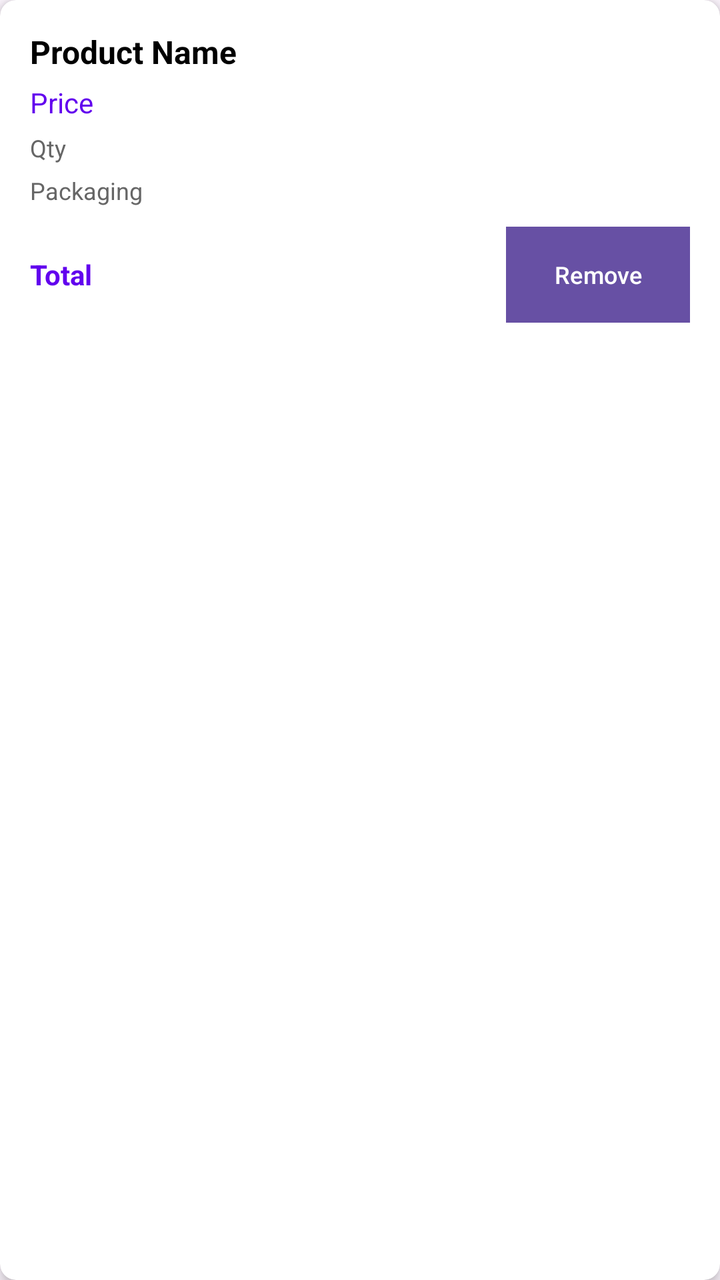
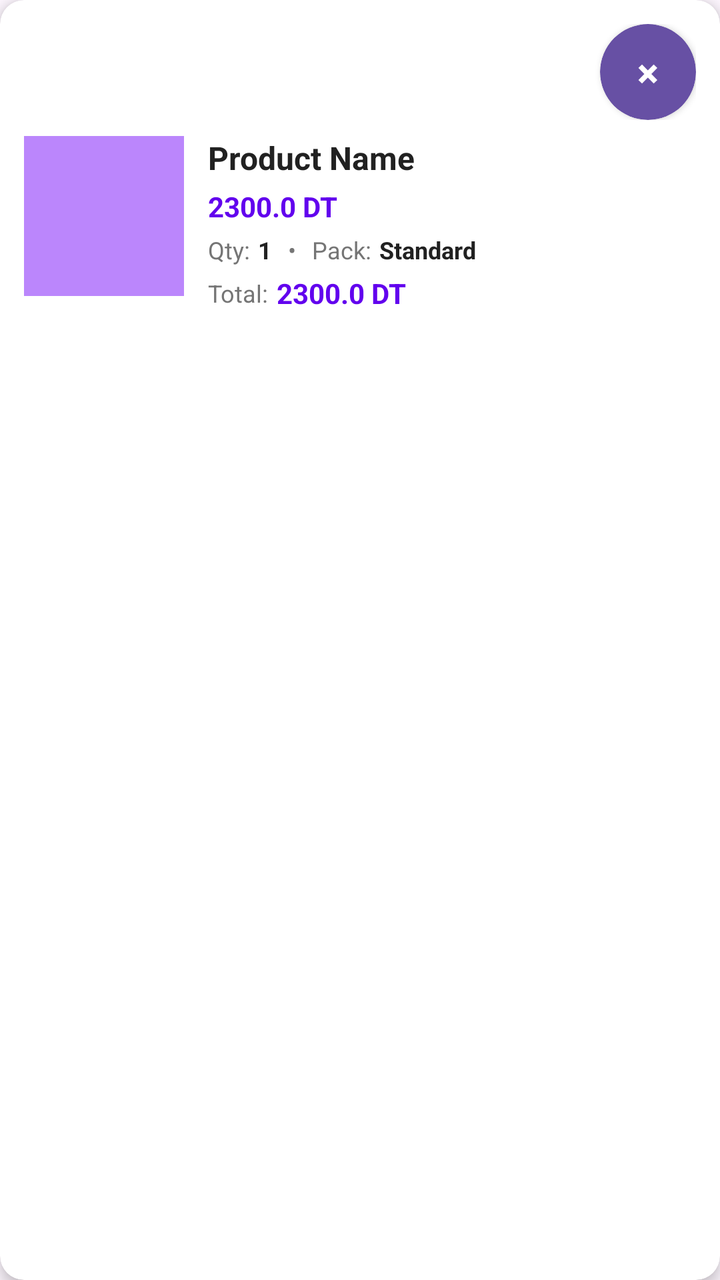

Screens rendered from an Android XML layout before and after an edit, with the pre-edit source and the edit as a unified diff.
<!-- AndroidManifest.xml: application theme Theme.Computershop -->
<!-- res/layout/item_cart.xml -->
<?xml version="1.0" encoding="utf-8"?>
<androidx.cardview.widget.CardView xmlns:android="http://schemas.android.com/apk/res/android"
    xmlns:app="http://schemas.android.com/apk/res-auto"
    android:layout_width="match_parent"
    android:layout_height="wrap_content"
    android:layout_margin="8dp"
    app:cardElevation="4dp"
    app:cardCornerRadius="8dp">

    <LinearLayout
        android:layout_width="match_parent"
        android:layout_height="wrap_content"
        android:orientation="vertical"
        android:padding="15dp">

        <TextView
            android:id="@+id/productName"
            android:layout_width="match_parent"
            android:layout_height="wrap_content"
            android:text="Product Name"
            android:textSize="16sp"
            android:textStyle="bold"
            android:textColor="#000000"
            android:layout_marginBottom="5dp" />

        <TextView
            android:id="@+id/productPrice"
            android:layout_width="match_parent"
            android:layout_height="wrap_content"
            android:text="Price"
            android:textSize="14sp"
            android:textColor="#FF6200EE"
            android:layout_marginBottom="5dp" />

        <TextView
            android:id="@+id/quantity"
            android:layout_width="match_parent"
            android:layout_height="wrap_content"
            android:text="Qty"
            android:textSize="12sp"
            android:textColor="#666666"
            android:layout_marginBottom="5dp" />

        <TextView
            android:id="@+id/packaging"
            android:layout_width="match_parent"
            android:layout_height="wrap_content"
            android:text="Packaging"
            android:textSize="12sp"
            android:textColor="#666666"
            android:layout_marginBottom="10dp" />

        <LinearLayout
            android:layout_width="match_parent"
            android:layout_height="wrap_content"
            android:orientation="horizontal"
            android:gravity="center_vertical">

            <TextView
                android:id="@+id/total"
                android:layout_width="0dp"
                android:layout_height="wrap_content"
                android:layout_weight="1"
                android:text="Total"
                android:textSize="14sp"
                android:textStyle="bold"
                android:textColor="#FF6200EE" />

            <Button
                android:id="@+id/removeBtn"
                android:layout_width="wrap_content"
                android:layout_height="wrap_content"
                android:text="Remove"
                android:background="#FFFF6B6B"
                android:textColor="@android:color/white"
                android:textSize="12sp" />
        </LinearLayout>

    </LinearLayout>

</androidx.cardview.widget.CardView>
<!-- resources referenced by this layout -->
<resources>
  <style name="Theme.Computershop" parent="Base.Theme.Computershop" />
  <style name="Base.Theme.Computershop" parent="Theme.Material3.DayNight.NoActionBar">
          
          
      </style>
</resources>

<!-- the commit's change to res/layout/item_cart.xml (unified diff, before → after) -->
@@ -1,79 +1,185 @@
 <?xml version="1.0" encoding="utf-8"?>
-<androidx.cardview.widget.CardView xmlns:android="http://schemas.android.com/apk/res/android"
+<androidx.cardview.widget.CardView
+    xmlns:android="http://schemas.android.com/apk/res/android"
     xmlns:app="http://schemas.android.com/apk/res-auto"
     android:layout_width="match_parent"
     android:layout_height="wrap_content"
     android:layout_margin="8dp"
     app:cardElevation="4dp"
-    app:cardCornerRadius="8dp">
+    app:cardCornerRadius="12dp">
 
     <LinearLayout
         android:layout_width="match_parent"
         android:layout_height="wrap_content"
         android:orientation="vertical"
-        android:padding="15dp">
+        android:padding="12dp">
 
-        <TextView
-            android:id="@+id/productName"
-            android:layout_width="match_parent"
-            android:layout_height="wrap_content"
-            android:text="Product Name"
-            android:textSize="16sp"
-            android:textStyle="bold"
-            android:textColor="#000000"
-            android:layout_marginBottom="5dp" />
-
-        <TextView
-            android:id="@+id/productPrice"
-            android:layout_width="match_parent"
-            android:layout_height="wrap_content"
-            android:text="Price"
-            android:textSize="14sp"
-            android:textColor="#FF6200EE"
-            android:layout_marginBottom="5dp" />
-
-        <TextView
-            android:id="@+id/quantity"
-            android:layout_width="match_parent"
-            android:layout_height="wrap_content"
-            android:text="Qty"
-            android:textSize="12sp"
-            android:textColor="#666666"
-            android:layout_marginBottom="5dp" />
-
-        <TextView
-            android:id="@+id/packaging"
-            android:layout_width="match_parent"
-            android:layout_height="wrap_content"
-            android:text="Packaging"
-            android:textSize="12sp"
-            android:textColor="#666666"
-            android:layout_marginBottom="10dp" />
-
+        
         <LinearLayout
             android:layout_width="match_parent"
             android:layout_height="wrap_content"
             android:orientation="horizontal"
-            android:gravity="center_vertical">
+            android:gravity="center_vertical"
+            android:layout_marginBottom="8dp">
 
-            <TextView
-                android:id="@+id/total"
+            
+            <View
+                android:layout_width="0dp"
+                android:layout_height="0dp"
+                android:layout_weight="1" />
+
+            
+            <androidx.cardview.widget.CardView
+                android:layout_width="48dp"
+                android:layout_height="48dp"
+                app:cardCornerRadius="24dp"
+                app:cardElevation="2dp"
+                android:background="@drawable/circle_background_red">
+
+                
+                <Button
+                    android:id="@+id/removeBtn"
+                    android:layout_width="48dp"
+                    android:layout_height="48dp"
+                    android:text="×"
+                    android:textSize="20sp"
+                    android:textStyle="bold"
+                    android:background="@drawable/circle_background_red"
+                    android:textColor="@android:color/white"
+                    android:padding="0dp"
+                    android:gravity="center" />
+
+            </androidx.cardview.widget.CardView>
+
+        </LinearLayout>
+
+        
+        <LinearLayout
+            android:layout_width="match_parent"
+            android:layout_height="wrap_content"
+            android:orientation="horizontal">
+
+            
+            <ImageView
+                android:id="@+id/productImage"
+                android:layout_width="80dp"
+                android:layout_height="80dp"
+                android:scaleType="centerCrop"
+                android:src="@drawable/image_placeholder"
+                android:background="@color/primary_light"
+                android:contentDescription="Product image"
+                android:layout_marginEnd="12dp" />
+
+            
+            <LinearLayout
                 android:layout_width="0dp"
                 android:layout_height="wrap_content"
                 android:layout_weight="1"
-                android:text="Total"
-                android:textSize="14sp"
-                android:textStyle="bold"
-                android:textColor="#FF6200EE" />
+                android:orientation="vertical">
 
-            <Button
-                android:id="@+id/removeBtn"
-                android:layout_width="wrap_content"
-                android:layout_height="wrap_content"
-                android:text="Remove"
-                android:background="#FFFF6B6B"
-                android:textColor="@android:color/white"
-                android:textSize="12sp" />
+                <TextView
+                    android:id="@+id/productName"
+                    android:layout_width="match_parent"
+                    android:layout_height="wrap_content"
+                    android:text="Product Name"
+                    android:textSize="16sp"
+                    android:textStyle="bold"
+                    android:textColor="@color/text_primary"
+                    android:maxLines="2"
+                    android:ellipsize="end"
+                    android:layout_marginBottom="4dp" />
+
+                <TextView
+                    android:id="@+id/productPrice"
+                    android:layout_width="match_parent"
+                    android:layout_height="wrap_content"
+                    android:text="2300.0 DT"
+                    android:textSize="14sp"
+                    android:textStyle="bold"
+                    android:textColor="@color/primary"
+                    android:layout_marginBottom="4dp" />
+
+                <LinearLayout
+                    android:layout_width="match_parent"
+                    android:layout_height="wrap_content"
+                    android:orientation="horizontal"
+                    android:gravity="center_vertical"
+                    android:layout_marginBottom="4dp">
+
+                    <TextView
+                        android:layout_width="wrap_content"
+                        android:layout_height="wrap_content"
+                        android:text="Qty:"
+                        android:textSize="12sp"
+                        android:textColor="@color/text_secondary" />
+
+                    <TextView
+                        android:id="@+id/quantity"
+                        android:layout_width="wrap_content"
+                        android:layout_height="wrap_content"
+                        android:text="1"
+                        android:textSize="12sp"
+                        android:textColor="@color/text_primary"
+                        android:textStyle="bold"
+                        android:layout_marginStart="4dp" />
+
+                    <TextView
+                        android:layout_width="wrap_content"
+                        android:layout_height="wrap_content"
+                        android:text="•"
+                        android:textSize="12sp"
+                        android:textColor="@color/text_secondary"
+                        android:layout_marginStart="8dp"
+                        android:layout_marginEnd="8dp" />
+
+                    <TextView
+                        android:layout_width="wrap_content"
+                        android:layout_height="wrap_content"
+                        android:text="Pack:"
+                        android:textSize="12sp"
+                        android:textColor="@color/text_secondary" />
+
+                    <TextView
+                        android:id="@+id/packaging"
+                        android:layout_width="wrap_content"
+                        android:layout_height="wrap_content"
+                        android:text="Standard"
+                        android:textSize="12sp"
+                        android:textColor="@color/text_primary"
+                        android:textStyle="bold"
+                        android:layout_marginStart="4dp" />
+
+                </LinearLayout>
+
+                
+                <LinearLayout
+                    android:layout_width="match_parent"
+                    android:layout_height="wrap_content"
+                    android:orientation="horizontal"
+                    android:gravity="center_vertical">
+
+                    <TextView
+                        android:layout_width="wrap_content"
+                        android:layout_height="wrap_content"
+                        android:text="Total:"
+                        android:textSize="12sp"
+                        android:textColor="@color/text_secondary" />
+
+                    <TextView
+                        android:id="@+id/total"
+                        android:layout_width="0dp"
+                        android:layout_height="wrap_content"
+                        android:layout_weight="1"
+                        android:text="2300.0 DT"
+                        android:textSize="14sp"
+                        android:textStyle="bold"
+                        android:textColor="@color/primary"
+                        android:layout_marginStart="4dp" />
+
+                </LinearLayout>
+
+            </LinearLayout>
+
         </LinearLayout>
 
     </LinearLayout>
<!-- resource entries referenced after the edit -->
@@ -1,6 +1,27 @@
 <!-- resources referenced by this layout -->
 <resources>
+  <color name="primary">#FF6200EE</color>
+  <color name="primary_light">#FFBB86FC</color>
+  <color name="text_primary">#FF212121</color>
+  <color name="text_secondary">#FF757575</color>
+  <!-- drawable circle_background_red (drawable) -->
+  <?xml version="1.0" encoding="utf-8"?>
+  <shape xmlns:android="http://schemas.android.com/apk/res/android"
+      android:shape="oval">
+      <solid android:color="@color/error" />
+      <corners android:radius="18dp" />
+  </shape>
+  <!-- drawable image_placeholder (drawable) -->
+  <?xml version="1.0" encoding="utf-8"?>
+  <selector xmlns:android="http://schemas.android.com/apk/res/android">
+      <shape xmlns:android="http://schemas.android.com/apk/res/android" android:shape="rectangle">
+          <solid android:color="#EEEEEE"/>
+          <corners android:radius="8dp"/>
+      </shape>
+  
+  </selector>
   <style name="Theme.Computershop" parent="Base.Theme.Computershop" />
+  <color name="error">#FFCF6679</color>
   <style name="Base.Theme.Computershop" parent="Theme.Material3.DayNight.NoActionBar">
           
           
